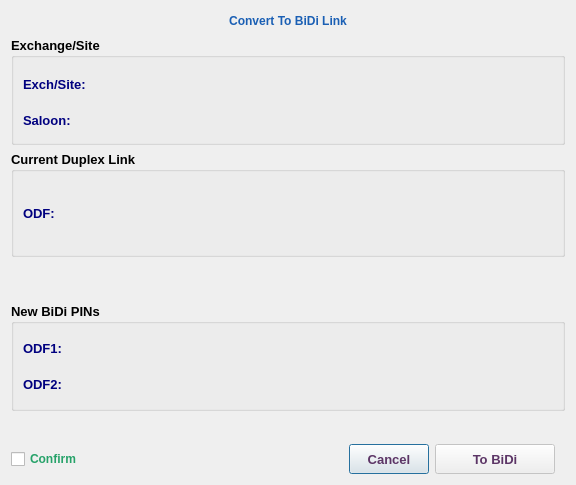
Before: the Qt Designer form mainPanel/menu/management/ODFManagement/converttobidi.ui in samad-ghanbari/DaNet, drawn with Qt 5.
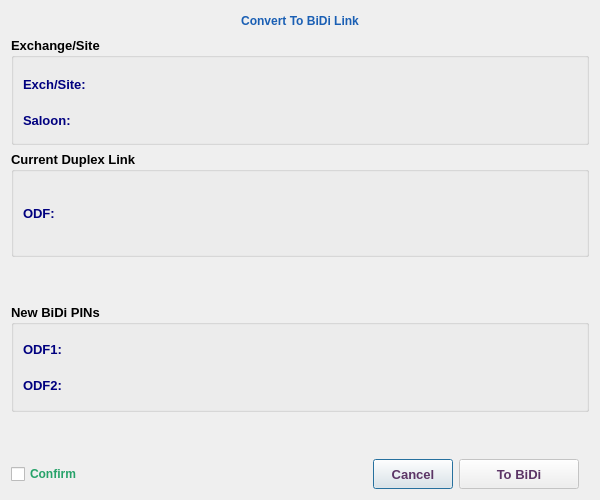
After: the same form once the commit is applied. Icons and pictures are not drawn.

What changed in the file:
```diff
--- a/mainPanel/menu/management/ODFManagement/converttobidi.ui
+++ b/mainPanel/menu/management/ODFManagement/converttobidi.ui
@@ -6,10 +6,22 @@
    <rect>
     <x>0</x>
     <y>0</y>
-    <width>576</width>
-    <height>485</height>
+    <width>600</width>
+    <height>500</height>
    </rect>
   </property>
+  <property name="minimumSize">
+   <size>
+    <width>600</width>
+    <height>500</height>
+   </size>
+  </property>
+  <property name="maximumSize">
+   <size>
+    <width>600</width>
+    <height>500</height>
+   </size>
+  </property>
   <property name="windowTitle">
    <string>Convert To BiDi</string>
   </property>
```
